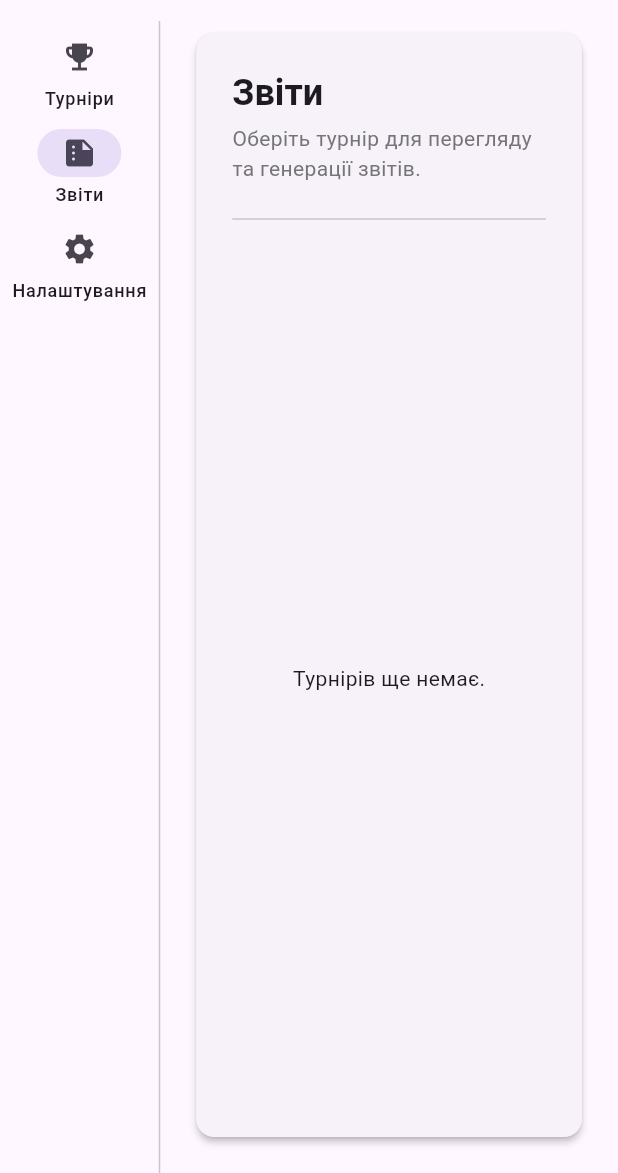
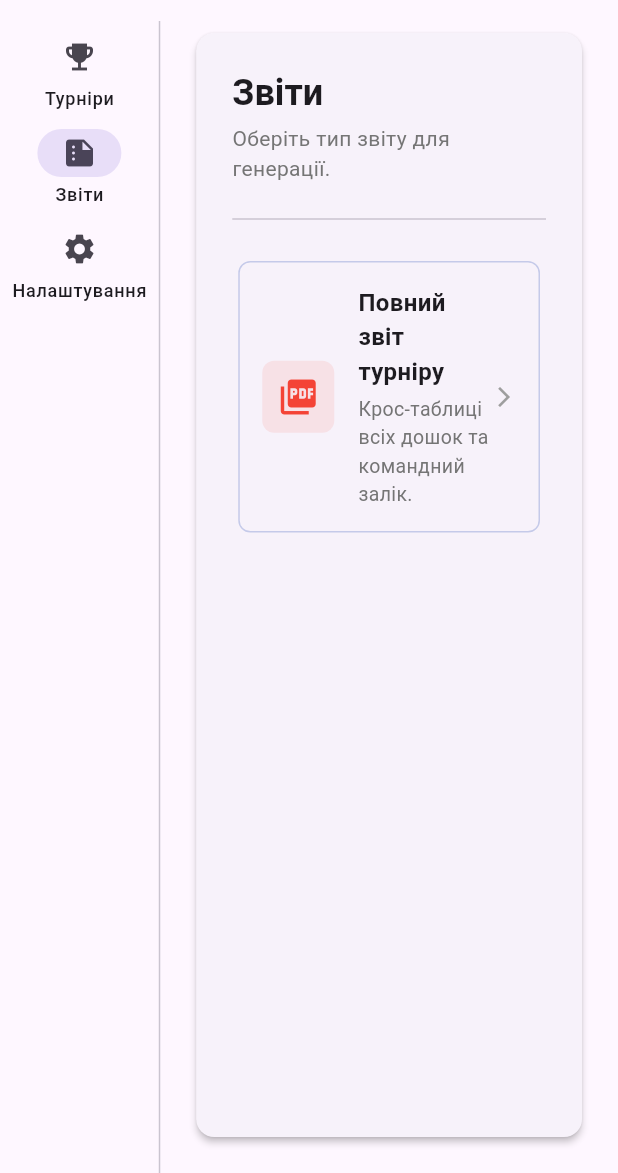
Before and after one commit to Aulex/arbi_chief, a Flutter app: the MainView screen opened directly, after a tap on "Звіти", on a phone screen of 412 x 824 dp, the part 63-1236 px from its top. Run offline on Flutter 3.47's test engine with Material 3 defaults, Android fonts, the phone set to English and light mode, and no system bars; our stand-ins replace flutter_riverpod, pdf, printing, sqflite, sqflite_common_ffi; accounts and stored records are empty.

Commit message:
Redesign Звіти: show report types list with tournament picker popup
- Reports section shows list of report types (cards)
- Clicking a tournament-linked report opens a popup to select tournament
- After selecting, navigates to report generation screen
- Structure supports future non-tournament reports

https://claude.ai/code/session_01NThSgUFjPraDRrgCbZQKRo

```diff
--- a/lib/views/reports_list_view.dart
+++ b/lib/views/reports_list_view.dart
@@ -5,55 +5,11 @@ import '../models/tournament_model.dart';
 import '../viewmodels/tournament_viewmodel.dart';
 import 'tournament_edit_screen.dart';
 
-class ReportsListView extends ConsumerStatefulWidget {
+class ReportsListView extends ConsumerWidget {
   const ReportsListView({super.key});
 
   @override
-  ConsumerState<ReportsListView> createState() => _ReportsListViewState();
-}
-
-class _ReportsListViewState extends ConsumerState<ReportsListView> {
-  Tournament? _selected;
-
-  @override
-  Widget build(BuildContext context) {
-    final tournamentsAsync = ref.watch(tournamentProvider);
-
-    if (_selected != null) {
-      final config = getConfigForType(_selected!.t_type);
-      return Padding(
-        padding: const EdgeInsets.fromLTRB(24, 8, 24, 24),
-        child: Column(
-          crossAxisAlignment: CrossAxisAlignment.start,
-          children: [
-            Row(
-              children: [
-                IconButton(
-                  icon: const Icon(Icons.arrow_back, size: 20),
-                  onPressed: () => setState(() => _selected = null),
-                ),
-                const SizedBox(width: 8),
-                Text(
-                  'Звіти: ${_selected!.t_name}',
-                  style: Theme.of(context)
-                      .textTheme
-                      .titleLarge
-                      ?.copyWith(fontWeight: FontWeight.bold),
-                ),
-              ],
-            ),
-            const SizedBox(height: 8),
-            Expanded(
-              child: ReportsTab(
-                tournament: _selected!,
-                config: config,
-              ),
-            ),
-          ],
-        ),
-      );
-    }
-
+  Widget build(BuildContext context, WidgetRef ref) {
     return Card(
       margin: const EdgeInsets.fromLTRB(24, 8, 24, 24),
       elevation: 2,
@@ -72,7 +28,7 @@ class _ReportsListViewState extends ConsumerState<ReportsListView> {
             ),
             const SizedBox(height: 4),
             Text(
-              'Оберіть турнір для перегляду та генерації звітів.',
+              'Оберіть тип звіту для генерації.',
               style: Theme.of(context).textTheme.bodyMedium?.copyWith(
                     color: Colors.grey.shade600,
                   ),
@@ -80,49 +36,202 @@ class _ReportsListViewState extends ConsumerState<ReportsListView> {
             const SizedBox(height: 16),
             const Divider(),
             const SizedBox(height: 16),
-            Expanded(
-              child: tournamentsAsync.when(
-                data: (tournaments) => tournaments.isEmpty
-                    ? const Center(child: Text('Турнірів ще немає.'))
-                    : ListView.builder(
-                        itemCount: tournaments.length,
-                        itemBuilder: (context, index) {
-                          final t = tournaments[index];
-                          return Card(
-                            elevation: 0,
-                            shape: RoundedRectangleBorder(
-                              side: BorderSide(
-                                  color: Colors.grey.shade300, width: 1),
-                              borderRadius: BorderRadius.circular(8),
-                            ),
-                            child: ListTile(
-                              onTap: () => setState(() => _selected = t),
-                              leading: const Icon(
-                                Icons.summarize_outlined,
-                                color: Colors.indigo,
-                              ),
-                              title: Text(
-                                t.t_name,
-                                style: const TextStyle(
-                                    fontWeight: FontWeight.w500),
-                              ),
-                              trailing: const Icon(
-                                Icons.arrow_forward_ios,
-                                size: 16,
-                                color: Colors.grey,
-                              ),
-                            ),
-                          );
-                        },
-                      ),
-                loading: () =>
-                    const Center(child: CircularProgressIndicator()),
-                error: (e, s) => Center(child: Text('Помилка: $e')),
-              ),
+            // Tournament-linked reports
+            _ReportTypeCard(
+              icon: Icons.picture_as_pdf,
+              iconColor: Colors.red,
+              title: 'Повний звіт турніру',
+              description: 'Крос-таблиці всіх дошок та командний залік.',
+              requiresTournament: true,
             ),
+            // Future non-tournament reports can be added here:
+            // _ReportTypeCard(
+            //   icon: Icons.people,
+            //   iconColor: Colors.blue,
+            //   title: 'Список гравців',
+            //   description: 'Загальний список всіх гравців у системі.',
+            //   requiresTournament: false,
+            // ),
           ],
         ),
       ),
     );
   }
 }
+
+class _ReportTypeCard extends ConsumerWidget {
+  final IconData icon;
+  final Color iconColor;
+  final String title;
+  final String description;
+  final bool requiresTournament;
+
+  const _ReportTypeCard({
+    required this.icon,
+    required this.iconColor,
+    required this.title,
+    required this.description,
+    required this.requiresTournament,
+  });
+
+  @override
+  Widget build(BuildContext context, WidgetRef ref) {
+    return Card(
+      elevation: 0,
+      shape: RoundedRectangleBorder(
+        side: BorderSide(color: Colors.indigo.shade100, width: 1),
+        borderRadius: BorderRadius.circular(8),
+      ),
+      child: InkWell(
+        borderRadius: BorderRadius.circular(8),
+        onTap: () {
+          if (requiresTournament) {
+            _showTournamentPicker(context, ref);
+          } else {
+            // For non-tournament reports, generate directly
+          }
+        },
+        child: Padding(
+          padding: const EdgeInsets.all(16.0),
+          child: Row(
+            children: [
+              Container(
+                width: 48,
+                height: 48,
+                decoration: BoxDecoration(
+                  color: iconColor.withValues(alpha: 0.1),
+                  borderRadius: BorderRadius.circular(8),
+                ),
+                child: Icon(icon, color: iconColor, size: 28),
+              ),
+              const SizedBox(width: 16),
+              Expanded(
+                child: Column(
+                  crossAxisAlignment: CrossAxisAlignment.start,
+                  children: [
+                    Text(title, style: const TextStyle(fontSize: 16, fontWeight: FontWeight.w600)),
+                    const SizedBox(height: 4),
+                    Text(description, style: TextStyle(fontSize: 13, color: Colors.grey.shade600)),
+                  ],
+                ),
+              ),
+              const Icon(Icons.arrow_forward_ios, size: 16, color: Colors.grey),
+            ],
+          ),
+        ),
+      ),
+    );
+  }
+
+  void _showTournamentPicker(BuildContext context, WidgetRef ref) {
+    final tournamentsAsync = ref.read(tournamentProvider);
+
+    tournamentsAsync.when(
+      data: (tournaments) {
+        if (tournaments.isEmpty) {
+          ScaffoldMessenger.of(context).showSnackBar(
+            const SnackBar(content: Text('Турнірів ще немає.')),
+          );
+          return;
+        }
+
+        showDialog(
+          context: context,
+          builder: (ctx) {
+            return Dialog(
+              shape: RoundedRectangleBorder(borderRadius: BorderRadius.circular(16)),
+              child: ConstrainedBox(
+                constraints: const BoxConstraints(maxWidth: 450, maxHeight: 500),
+                child: Padding(
+                  padding: const EdgeInsets.all(24),
+                  child: Column(
+                    mainAxisSize: MainAxisSize.min,
+                    crossAxisAlignment: CrossAxisAlignment.start,
+                    children: [
+                      Row(
+                        children: [
+                          Icon(icon, color: iconColor, size: 24),
+                          const SizedBox(width: 12),
+                          Expanded(
+                            child: Text(title, style: const TextStyle(fontSize: 18, fontWeight: FontWeight.bold)),
+                          ),
+                        ],
+                      ),
+                      const SizedBox(height: 8),
+                      Text(
+                        'Оберіть турнір:',
+                        style: TextStyle(fontSize: 13, color: Colors.grey.shade600),
+                      ),
+                      const SizedBox(height: 12),
+                      Flexible(
+                        child: ListView.separated(
+                          shrinkWrap: true,
+                          itemCount: tournaments.length,
+                          separatorBuilder: (_, __) => const SizedBox(height: 8),
+                          itemBuilder: (context, index) {
+                            final t = tournaments[index];
+                            return Card(
+                              elevation: 0,
+                              shape: RoundedRectangleBorder(
+                                side: BorderSide(color: Colors.grey.shade300, width: 1),
+                                borderRadius: BorderRadius.circular(8),
+                              ),
+                              child: ListTile(
+                                shape: RoundedRectangleBorder(borderRadius: BorderRadius.circular(8)),
+                                leading: const Icon(Icons.emoji_events, color: Colors.indigo),
+                                title: Text(t.t_name, style: const TextStyle(fontWeight: FontWeight.w500)),
+                                onTap: () {
+                                  Navigator.pop(ctx);
+                                  _generateReport(context, ref, t);
+                                },
+                              ),
+                            );
+                          },
+                        ),
+                      ),
+                      const SizedBox(height: 12),
+                      Align(
+                        alignment: Alignment.centerRight,
+                        child: TextButton(
+                          onPressed: () => Navigator.pop(ctx),
+                          child: const Text('Скасувати'),
+                        ),
+                      ),
+                    ],
+                  ),
+                ),
+              ),
+            );
+          },
+        );
+      },
+      loading: () {},
+      error: (e, s) {
+        ScaffoldMessenger.of(context).showSnackBar(
+          SnackBar(content: Text('Помилка: $e')),
+        );
+      },
+    );
+  }
+
+  void _generateReport(BuildContext context, WidgetRef ref, Tournament tournament) {
+    final config = getConfigForType(tournament.t_type);
+    // Show a temporary full-screen overlay with ReportsTab which will trigger PDF export
+    Navigator.of(context).push(
+      MaterialPageRoute(
+        builder: (_) => Scaffold(
+          appBar: AppBar(
+            title: Text('Звіт: ${tournament.t_name}'),
+          ),
+          body: Padding(
+            padding: const EdgeInsets.all(24),
+            child: ReportsTab(
+              tournament: tournament,
+              config: config,
+            ),
+          ),
+        ),
+      ),
+    );
+  }
+}
```
